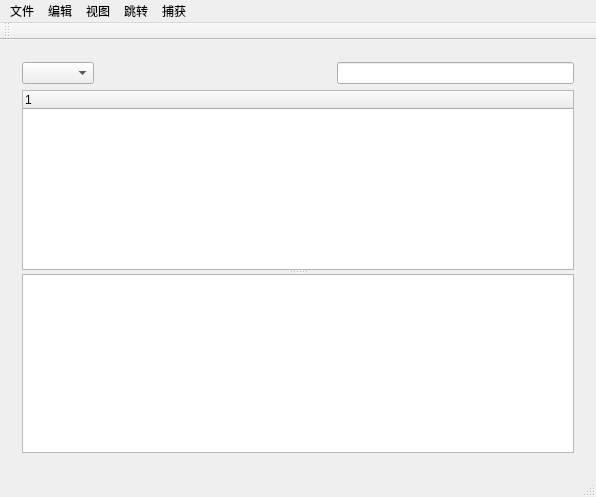
Above: ComCapture/ComCapture.ui from zzjlogin/ComCapture before the change. Below: the same form after it.
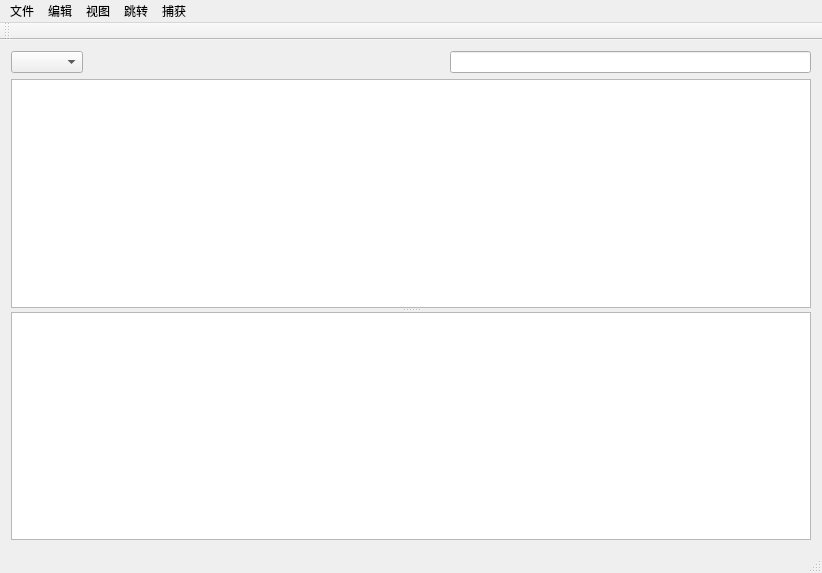
That is the form after the change.

What changed in the file:
```diff
--- a/ComCapture/ComCapture.ui
+++ b/ComCapture/ComCapture.ui
@@ -6,17 +6,14 @@
    <rect>
     <x>0</x>
     <y>0</y>
-    <width>596</width>
-    <height>497</height>
+    <width>822</width>
+    <height>573</height>
    </rect>
   </property>
   <property name="windowTitle">
    <string>ComCapture</string>
   </property>
   <widget class="QWidget" name="centralWidget">
-   <layout class="QVBoxLayout" name="verticalLayout_2">
-    <item>
-     <widget class="QWidget" name="widget_2" native="true">
       <layout class="QVBoxLayout" name="verticalLayout">
        <item>
         <layout class="QHBoxLayout" name="horizontalLayout">
@@ -46,17 +43,17 @@
          <property name="orientation">
           <enum>Qt::Vertical</enum>
          </property>
-         <widget class="QTreeWidget" name="treeWidget">
+      <widget class="QTableWidget" name="tw_show"/>
+      <widget class="QTreeWidget" name="treeW_show">
+       <attribute name="headerVisible">
+        <bool>false</bool>
+       </attribute>
           <column>
            <property name="text">
             <string notr="true">1</string>
            </property>
           </column>
          </widget>
-         <widget class="QTableWidget" name="tableWidget"/>
-        </widget>
-       </item>
-      </layout>
      </widget>
     </item>
    </layout>
@@ -66,7 +63,7 @@
     <rect>
      <x>0</x>
      <y>0</y>
-     <width>596</width>
+     <width>822</width>
      <height>23</height>
     </rect>
    </property>
```
Left out of the diff: 6 changed lines with no effect on the pictures. Lines whose indentation alone changed are shown as unchanged.
